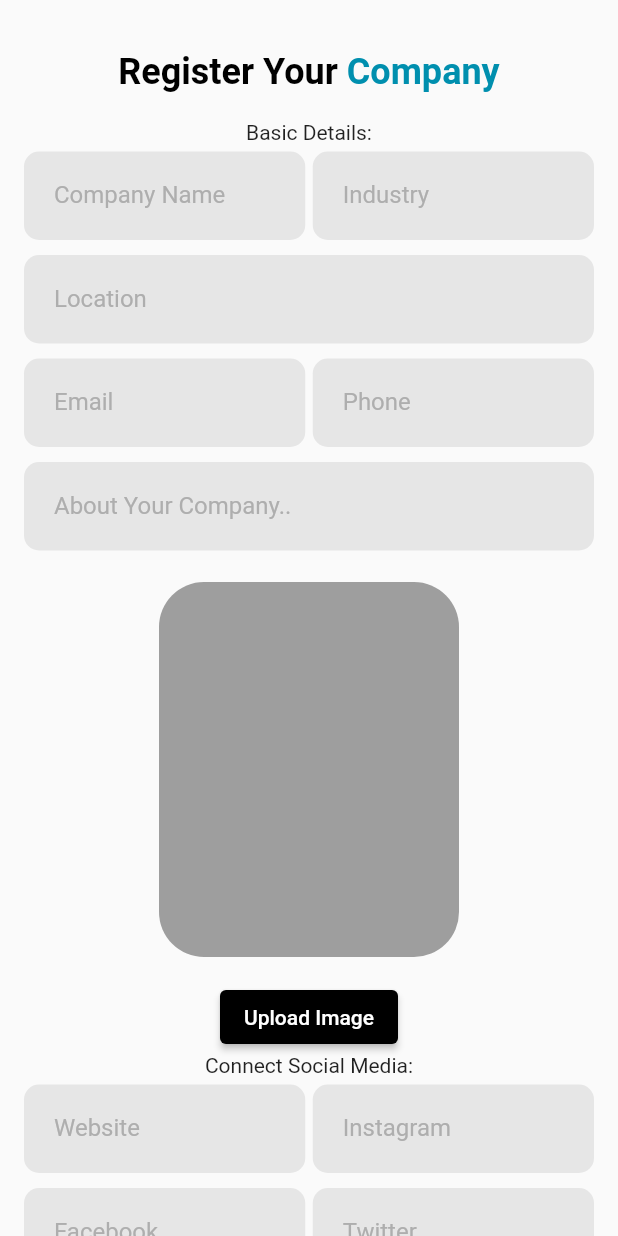
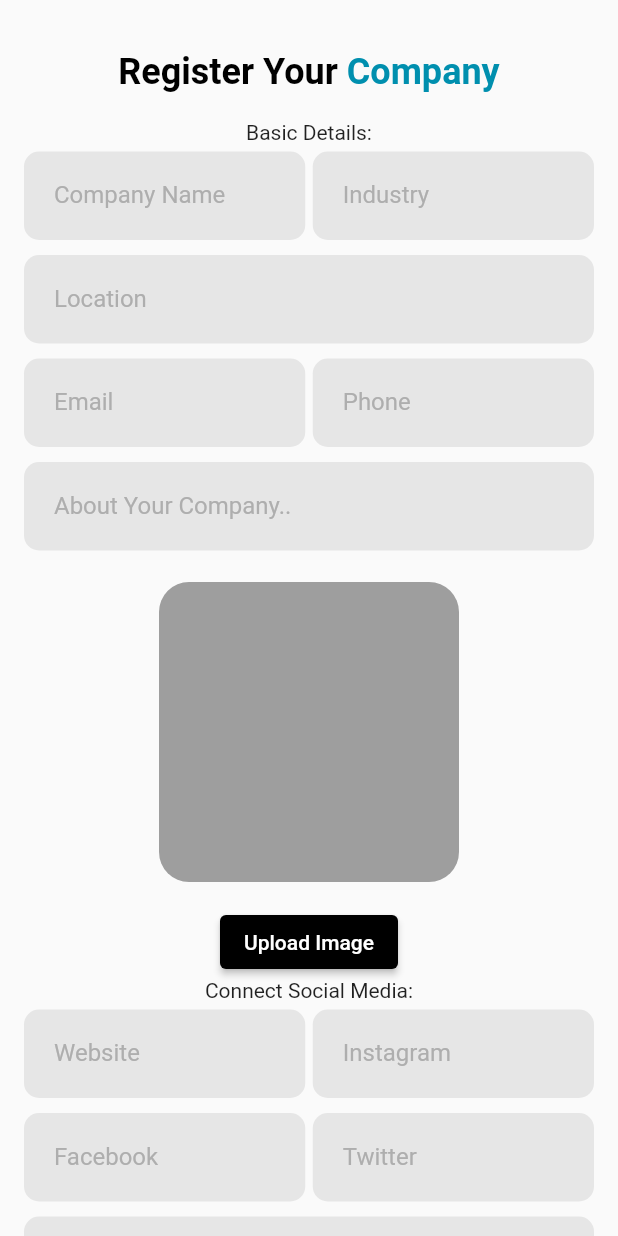
Before and after one commit to ArshadZanin/company_JobsWay, a Flutter app: the RegisterPage screen opened directly, after a tap on "Upload Image", on a phone screen of 412 x 824 dp. Run offline on Flutter 3.47's test engine with Material 2 defaults, Android fonts, the phone set to English and light mode, and no system bars; our stand-ins replace carousel_slider, font_awesome_flutter, get, image_cropper, image_picker.

Commit message:
improvements in UI

```diff
--- /dev/null
+++ b/lib/image_pick/utils.dart
@@ -0,0 +1,18 @@
+import 'dart:io';
+import 'package:flutter/material.dart';
+import 'package:image_picker/image_picker.dart';
+
+class Utils {
+  static Future<File?> pickImage({
+  required Future<File?> Function(File file) cropImage,
+}) async {
+    final pickedImage = await ImagePicker().pickImage(source: ImageSource.gallery);
+    if(pickedImage == null) return null;
+    if(cropImage == null){
+      return File(pickedImage.path);
+    }else{
+      final file = File(pickedImage.path);
+      return cropImage(file);
+    }
+  }
+}
--- a/lib/login_register/register.dart
+++ b/lib/login_register/register.dart
@@ -1,6 +1,10 @@
+import 'dart:io';
+
 import 'package:flutter/material.dart';
 import 'package:get/get.dart';
+import 'package:image_cropper/image_cropper.dart';
 import 'package:jobs_way_company/controller/widget_controller.dart';
+import 'package:jobs_way_company/image_pick/utils.dart';
 import 'package:jobs_way_company/login_register/otp.dart';
 
 class RegisterPage extends StatefulWidget {
@@ -12,6 +16,7 @@ class RegisterPage extends StatefulWidget {
 
 class _RegisterPageState extends State<RegisterPage> {
   final widgets = Get.put(WidgetController());
+  File? image;
 
   ///assign controllers
   final companyNameController = TextEditingController();
@@ -85,16 +90,34 @@ class _RegisterPageState extends State<RegisterPage> {
                 Container(
                   margin: const EdgeInsets.symmetric(vertical: 16),
                   decoration: BoxDecoration(
-                      borderRadius: BorderRadius.circular(30),
+                      borderRadius: BorderRadius.circular(20),
                       color: Colors.grey),
-                  height: 250,
+                  height: 200,
                   width: 200,
+                  child: ClipRRect(
+                    borderRadius: BorderRadius.circular(20),
+                    child: image == null ?
+                    Container()
+                    : Image.file(image!),
+                  ),
                 ),
+
                 ElevatedButton(
                   style: ButtonStyle(
                     backgroundColor: MaterialStateProperty.all(Colors.black),
                   ),
-                  onPressed: () {},
+                  onPressed: () async {
+                    image = (await Utils.pickImage(
+                        cropImage: cropSquareImage,
+                    ))!;
+                    print('*****************************************************************');
+                    var value = await BASE64.encode(image!.bodyBytes);
+                    print(value);
+                    print('*****************************************************************');
+                    setState(() {
+
+                    });
+                  },
                   child: const Text(
                     'Upload Image',
                     style: TextStyle(color: Colors.white),
@@ -179,4 +202,11 @@ class _RegisterPageState extends State<RegisterPage> {
       ),
     );
   }
+
+  Future<File?> cropSquareImage(File imageFile) async =>
+      await ImageCropper.cropImage(
+        sourcePath: imageFile.path,
+        aspectRatio: const CropAspectRatio(ratioX: 1, ratioY: 1),
+        aspectRatioPresets: [CropAspectRatioPreset.square],
+      );
 }
--- a/lib/main.dart
+++ b/lib/main.dart
@@ -9,7 +9,6 @@ void main() {
 class MyApp extends StatelessWidget {
   const MyApp({Key? key}) : super(key: key);
 
-  // This widget is the root of your application.
   @override
   Widget build(BuildContext context) {
     return MaterialApp(
--- a/pubspec.yaml
+++ b/pubspec.yaml
@@ -37,6 +37,8 @@ dependencies:
   get: ^4.5.1
   font_awesome_flutter: ^9.2.0
   carousel_slider: ^4.0.0
+  image_picker: ^0.8.4+4
+  image_cropper: ^1.4.1
 
 dev_dependencies:
   flutter_test:
```
Also changed, not shown: pubspec.lock, 1 other file.
